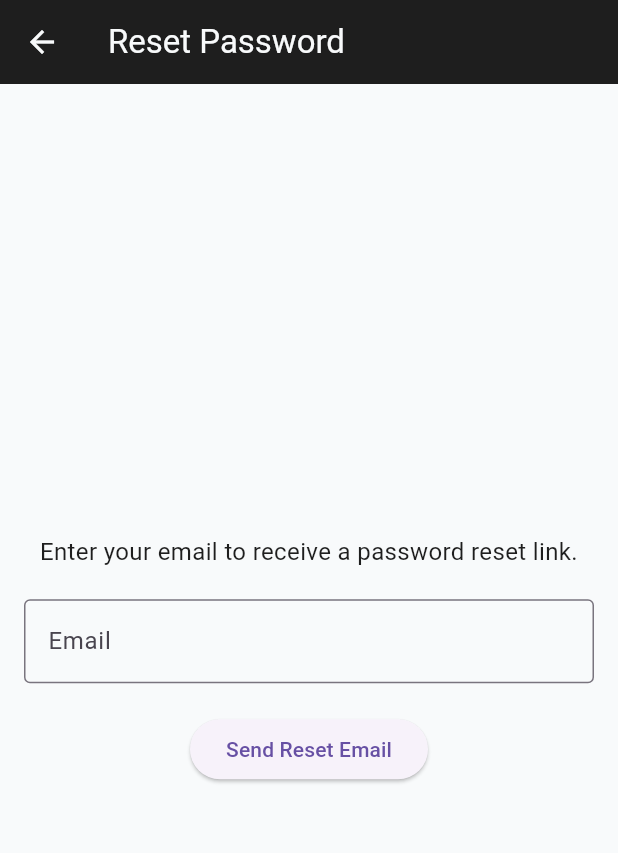
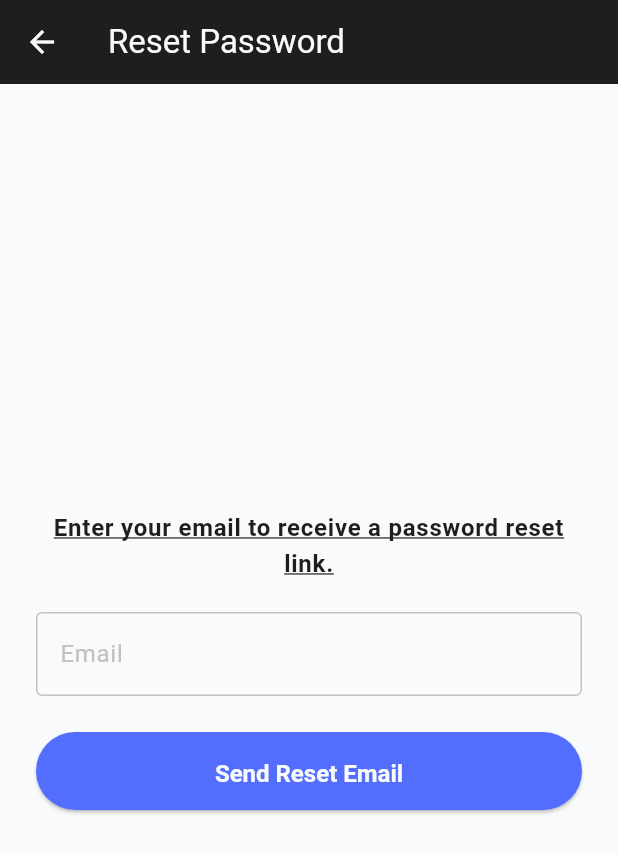
Before and after one commit to enkeleda-bardhi/runBalanced, a Flutter app: the screen it shows after launch, after a tap on "Forgot Password?", on a phone screen of 412 x 824 dp. Shown: the top 853 px of the screen. Run offline on Flutter 3.47's test engine with Material 3 defaults, Android fonts, the phone set to English and light mode, and no system bars; our stand-ins replace cloud_firestore, csv, firebase_auth, firebase_core, fl_chart, image_picker and 1 more; accounts and stored records are empty.

Commit message:
fixes in login and signup

```diff
--- a/run_balanced/lib/screens/forgot_password_screen.dart
+++ b/run_balanced/lib/screens/forgot_password_screen.dart
@@ -1,5 +1,6 @@
 import 'package:firebase_auth/firebase_auth.dart';
 import 'package:flutter/material.dart';
+import 'package:run_balanced/theme/theme.dart';
 
 class ForgotPasswordScreen extends StatelessWidget {
   ForgotPasswordScreen({super.key});
@@ -12,16 +13,16 @@ class ForgotPasswordScreen extends StatelessWidget {
     if (email.isEmpty) {
       ScaffoldMessenger.of(
         context,
-      ).showSnackBar(SnackBar(content: Text('Please enter your email.')));
+      ).showSnackBar(const SnackBar(content: Text('Please enter your email.')));
       return;
     }
 
     try {
       await FirebaseAuth.instance.sendPasswordResetEmail(email: email);
-      ScaffoldMessenger.of(
-        context,
-      ).showSnackBar(SnackBar(content: Text('Password reset email sent.')));
-      Navigator.pop(context); // Go back to login screen
+      ScaffoldMessenger.of(context).showSnackBar(
+        const SnackBar(content: Text('Password reset email sent.')),
+      );
+      Navigator.pop(context);
     } on FirebaseAuthException catch (e) {
       ScaffoldMessenger.of(context).showSnackBar(
         SnackBar(content: Text(e.message ?? 'Something went wrong')),
@@ -31,31 +32,36 @@ class ForgotPasswordScreen extends StatelessWidget {
 
   @override
   Widget build(BuildContext context) {
+    final theme = Theme.of(context);
+
     return Scaffold(
-      appBar: AppBar(title: Text('Reset Password')),
+      appBar: AppBar(title: const Text('Reset Password')),
       body: Padding(
-        padding: const EdgeInsets.all(16.0),
+        padding: const EdgeInsets.all(AppSpacing.lg),
         child: Column(
           mainAxisAlignment: MainAxisAlignment.center,
           children: [
             Text(
               'Enter your email to receive a password reset link.',
-              style: TextStyle(fontSize: 16),
+              style: theme.textTheme.bodyLarge?.copyWith(
+                fontWeight: FontWeight.w600,
+                decoration: TextDecoration.underline,
+              ),
               textAlign: TextAlign.center,
             ),
-            SizedBox(height: 20),
+            const SizedBox(height: 20),
             TextField(
               controller: emailController,
-              decoration: InputDecoration(
-                labelText: 'Email',
-                border: OutlineInputBorder(),
-              ),
+              decoration: InputDecoration(labelText: 'Email'),
               keyboardType: TextInputType.emailAddress,
             ),
-            SizedBox(height: 20),
-            ElevatedButton(
-              onPressed: () => sendPasswordReset(context),
-              child: Text('Send Reset Email'),
+            const SizedBox(height: 24),
+            SizedBox(
+              width: double.infinity,
+              child: ElevatedButton(
+                onPressed: () => sendPasswordReset(context),
+                child: const Text('Send Reset Email'),
+              ),
             ),
           ],
         ),
--- a/run_balanced/lib/screens/homepage_screen.dart
+++ b/run_balanced/lib/screens/homepage_screen.dart
@@ -3,6 +3,7 @@ import 'package:firebase_auth/firebase_auth.dart';
 import 'package:flutter/material.dart';
 import 'package:provider/provider.dart';
 import 'package:run_balanced/providers/user_profile_provider.dart';
+import 'package:run_balanced/screens/login_screen.dart';
 import 'package:run_balanced/theme/theme_provider.dart';
 import 'training_screen.dart';
 import 'programs_screen.dart';
@@ -171,6 +172,10 @@ class _HomeScreenState extends State<HomeScreen> {
               onTap: () async {
                 Navigator.pop(context);
                 await FirebaseAuth.instance.signOut();
+                Navigator.pushReplacement(
+                  context,
+                  MaterialPageRoute(builder: (_) => LoginScreen()),
+                );
               },
             ),
 
--- a/run_balanced/lib/screens/login_screen.dart
+++ b/run_balanced/lib/screens/login_screen.dart
@@ -1,9 +1,8 @@
+import 'package:flutter/material.dart';
 import 'package:firebase_auth/firebase_auth.dart';
-import 'package:flutter/material.dart';
 import 'package:run_balanced/screens/signup_screen.dart';
 import 'package:run_balanced/screens/forgot_password_screen.dart';
-
-const double kDefaultPadding = 16.0;
+import 'package:run_balanced/theme/theme.dart';
 
 class LoginScreen extends StatelessWidget {
   LoginScreen({super.key});
@@ -17,7 +16,6 @@ class LoginScreen extends StatelessWidget {
         email: emailController.text.trim(),
         password: passwordController.text.trim(),
       );
-      // On success, you can navigate to your home screen
     } on FirebaseAuthException catch (e) {
       ScaffoldMessenger.of(
         context,
@@ -27,6 +25,7 @@ class LoginScreen extends StatelessWidget {
 
   @override
   Widget build(BuildContext context) {
+    final theme = Theme.of(context);
     return Scaffold(
       appBar: AppBar(
         title: Column(
@@ -34,11 +33,15 @@ class LoginScreen extends StatelessWidget {
           children: [
             Text(
               'Login Run Balanced',
-              style: TextStyle(fontSize: 20, fontWeight: FontWeight.bold),
+              style: AppTextStyles.headline2.copyWith(
+                color: theme.appBarTheme.titleTextStyle?.color,
+              ),
             ),
             Text(
               'Welcome back!',
-              style: TextStyle(fontSize: 14, fontWeight: FontWeight.normal),
+              style: AppTextStyles.caption.copyWith(
+                color: theme.appBarTheme.titleTextStyle?.color,
+              ),
             ),
           ],
         ),
@@ -46,28 +49,22 @@ class LoginScreen extends StatelessWidget {
       ),
       body: SafeArea(
         child: Padding(
-          padding: const EdgeInsets.all(kDefaultPadding),
+          padding: const EdgeInsets.all(AppSpacing.md),
           child: Column(
             mainAxisAlignment: MainAxisAlignment.center,
             children: [
               TextField(
                 controller: emailController,
-                decoration: InputDecoration(
-                  labelText: 'Email',
-                  border: OutlineInputBorder(),
-                ),
+                decoration: InputDecoration(labelText: 'Email'),
                 keyboardType: TextInputType.emailAddress,
               ),
-              SizedBox(height: kDefaultPadding),
+              const SizedBox(height: AppSpacing.md),
               TextField(
                 controller: passwordController,
-                decoration: InputDecoration(
-                  labelText: 'Password',
-                  border: OutlineInputBorder(),
-                ),
+                decoration: InputDecoration(labelText: 'Password'),
                 obscureText: true,
               ),
-              SizedBox(height: 8),
+              const SizedBox(height: 8),
               Align(
                 alignment: Alignment.centerRight,
                 child: TextButton(
@@ -82,11 +79,11 @@ class LoginScreen extends StatelessWidget {
                   child: Text('Forgot Password?'),
                 ),
               ),
-              SizedBox(height: kDefaultPadding),
+              const SizedBox(height: AppSpacing.md),
               Row(
                 mainAxisAlignment: MainAxisAlignment.center,
                 children: [
-                  Text("Don't have an account yet? "),
+                  const Text("Don't have an account yet? "),
                   GestureDetector(
                     onTap: () {
                       Navigator.push(
@@ -97,7 +94,7 @@ class LoginScreen extends StatelessWidget {
                     child: Text(
                       'Sign up',
                       style: TextStyle(
-                        color: Theme.of(context).primaryColor,
+                        color: theme.primaryColor,
                         fontWeight: FontWeight.bold,
                         decoration: TextDecoration.underline,
                       ),
@@ -105,12 +102,15 @@ class LoginScreen extends StatelessWidget {
                   ),
                 ],
               ),
-              SizedBox(height: kDefaultPadding),
-              ElevatedButton(
-                onPressed: () async {
-                  await loginUserWithEmailAndPassword(context);
-                },
-                child: Text('Login'),
+              const SizedBox(height: AppSpacing.md * 1.5),
+              SizedBox(
+                width: double.infinity,
+                child: ElevatedButton(
+                  onPressed: () async {
+                    await loginUserWithEmailAndPassword(context);
+                  },
+                  child: const Text('Login'),
+                ),
               ),
             ],
           ),
--- a/run_balanced/lib/screens/signup_screen.dart
+++ b/run_balanced/lib/screens/signup_screen.dart
@@ -1,8 +1,7 @@
 import 'package:firebase_auth/firebase_auth.dart';
 import 'package:flutter/material.dart';
 import 'package:run_balanced/screens/profile_screen.dart';
-
-const double kDefaultPadding = 16.0;
+import 'package:run_balanced/theme/theme.dart';
 
 class SignupScreen extends StatefulWidget {
   const SignupScreen({super.key});
@@ -56,43 +55,37 @@ class _SignupScreenState extends State<SignupScreen> {
     return Scaffold(
       appBar: AppBar(title: Text('Sign Up')),
       body: Padding(
-        padding: const EdgeInsets.all(kDefaultPadding),
+        padding: const EdgeInsets.all(AppSpacing.md),
         child: Form(
           key: _formKey,
           child: ListView(
             children: [
               TextFormField(
                 controller: emailController,
-                decoration: InputDecoration(
-                  labelText: 'Email',
-                  border: OutlineInputBorder(),
-                ),
+                decoration: InputDecoration(labelText: 'Email'),
                 validator: (value) => value!.isEmpty ? 'Required' : null,
                 keyboardType: TextInputType.emailAddress,
               ),
-              SizedBox(height: kDefaultPadding),
+              SizedBox(height: AppSpacing.md),
               TextFormField(
                 controller: passwordController,
                 obscureText: true,
-                decoration: InputDecoration(
-                  labelText: 'Password',
-                  border: OutlineInputBorder(),
-                ),
+                decoration: InputDecoration(labelText: 'Password'),
                 validator: (value) {
-                  if (value != null && value.isNotEmpty && value.length < 6) {
+                  if (value == null || value.isEmpty) {
+                    return 'Password is required';
+                  }
+                  if (value.length < 6) {
                     return 'Password must be at least 6 characters';
                   }
                   return null;
                 },
               ),
-              SizedBox(height: kDefaultPadding),
+              SizedBox(height: AppSpacing.md),
               TextFormField(
                 controller: confirmPasswordController,
                 obscureText: true,
-                decoration: InputDecoration(
-                  labelText: 'Confirm Password',
-                  border: OutlineInputBorder(),
-                ),
+                decoration: InputDecoration(labelText: 'Confirm Password'),
                 validator: (value) {
                   if (passwordController.text.isNotEmpty &&
                       value != passwordController.text) {
--- a/run_balanced/lib/theme/theme.dart
+++ b/run_balanced/lib/theme/theme.dart
@@ -7,9 +7,10 @@ class AppColors {
   static const Color secondary = Colors.lightBlueAccent;
   static const Color tertiary = Color.fromARGB(255, 193, 193, 193);
 
+  static const Color secondaryLight = Color.fromARGB(255, 196, 224, 247);
+
   // Others
   static const Color error = Colors.redAccent;
-
 
   // Fitness-specific colors
   static const Color heartRate = Color(0xFFE53E3E);
@@ -33,10 +34,7 @@ class AppColors {
   static const Color onSurface = Color.fromARGB(255, 30, 30, 30);
 
   // Timer specific gradients (using your primary color)
-  static const List<Color> timerGradient = [
-    primary,
-    secondary,
-  ];
+  static const List<Color> timerGradient = [primary, secondary];
 
   static const List<Color> timerGradientDark = [
     Color.fromARGB(255, 52, 36, 94), // Darker purple for dark mode
@@ -142,23 +140,79 @@ ThemeData lightMode = ThemeData(
   ),
 
   cardColor: AppColors.tertiary,
+  elevatedButtonTheme: ElevatedButtonThemeData(
+    style: ElevatedButton.styleFrom(
+      backgroundColor: AppColors.primary,
+      foregroundColor: AppColors.surface,
+      padding: const EdgeInsets.symmetric(vertical: 14),
+      textStyle: AppTextStyles.body1.copyWith(
+        fontWeight: FontWeight.bold,
+        color: AppColors.surface,
+      ),
+    ),
+  ),
+  textButtonTheme: TextButtonThemeData(
+    style: ButtonStyle(
+      foregroundColor: WidgetStateProperty.all(AppColors.primary),
+      textStyle: WidgetStateProperty.resolveWith<TextStyle>((states) {
+        if (states.contains(WidgetState.hovered)) {
+          return AppTextStyles.body1.copyWith(
+            fontWeight: FontWeight.w500,
+            decoration: TextDecoration.underline,
+          );
+        }
+        return AppTextStyles.body1.copyWith(fontWeight: FontWeight.w500);
+      }),
+      overlayColor: WidgetStateProperty.all(Colors.transparent),
+      shape: WidgetStateProperty.all(
+        RoundedRectangleBorder(borderRadius: BorderRadius.zero),
+      ),
+      padding: WidgetStateProperty.all(EdgeInsets.zero),
+    ),
+  ),
+  inputDecorationTheme: InputDecorationTheme(
+    focusedBorder: OutlineInputBorder(
+      borderSide: BorderSide(color: AppColors.secondaryLight, width: 2),
+      borderRadius: BorderRadius.circular(4),
+    ),
+    enabledBorder: OutlineInputBorder(
+      borderSide: BorderSide(color: AppColors.tertiary, width: 1),
+      borderRadius: BorderRadius.circular(4),
+    ),
+    errorBorder: OutlineInputBorder(
+      borderSide: BorderSide(
+        color: const Color.fromARGB(255, 185, 0, 0),
+        width: 2,
+      ),
+      borderRadius: BorderRadius.circular(4),
+    ),
+    focusedErrorBorder: OutlineInputBorder(
+      borderSide: BorderSide(
+        color: const Color.fromARGB(255, 185, 0, 0),
+        width: 2,
+      ),
+      borderRadius: BorderRadius.circular(4),
+    ),
+    labelStyle: TextStyle(color: AppColors.tertiary), // Normal label style
+    floatingLabelStyle: TextStyle(
+      color: AppColors.tertiary,
+    ), // Label color when focused
+  ),
 );
 
 ThemeData darkMode = ThemeData(
-  useMaterial3: true, // Keep Material 3 enabled
+  useMaterial3: true,
   brightness: Brightness.dark,
   primaryColor: AppColors.primary,
-  scaffoldBackgroundColor: AppColors.onSurface,
+  scaffoldBackgroundColor: AppColors.onSurface, // dark background
   canvasColor: AppColors.onSurface,
-  // FIX: Use a light color for icons to be visible on a dark background
-  iconTheme: IconThemeData(color: AppColors.surface),
+  iconTheme: IconThemeData(color: AppColors.surface), // light icons
   appBarTheme: AppBarTheme(
-    backgroundColor: AppColors.surface,
-    foregroundColor: AppColors.onSurface,
-    // FIX: Make AppBar icons match the title color for consistency
-    iconTheme: IconThemeData(color: AppColors.onSurface),
+    backgroundColor: AppColors.onSurface, // dark app bar background
+    foregroundColor: AppColors.surface, // light text/icons
+    iconTheme: IconThemeData(color: AppColors.surface),
     titleTextStyle: TextStyle(
-      color: AppColors.onSurface,
+      color: AppColors.surface,
       fontSize: AppTextStyles.appBarTitleSize,
     ),
   ),
@@ -183,7 +237,66 @@ ThemeData darkMode = ThemeData(
       color: AppColors.surface,
     ),
   ),
-
-  focusColor: AppColors.primary,
-  cardColor: AppColors.secondary,
+  cardColor: Colors.grey[850], // darker card color for dark theme
+  elevatedButtonTheme: ElevatedButtonThemeData(
+    style: ElevatedButton.styleFrom(
+      backgroundColor: AppColors.primary,
+      foregroundColor: AppColors.surface,
+      padding: const EdgeInsets.symmetric(vertical: 14),
+      textStyle: AppTextStyles.body1.copyWith(
+        fontWeight: FontWeight.bold,
+        color: AppColors.surface,
+      ),
+    ),
+  ),
+  textButtonTheme: TextButtonThemeData(
+    style: ButtonStyle(
+      foregroundColor: WidgetStateProperty.all(AppColors.secondary),
+      textStyle: WidgetStateProperty.resolveWith<TextStyle>((states) {
+        if (states.contains(WidgetState.hovered)) {
+          return AppTextStyles.body1.copyWith(
+            fontWeight: FontWeight.w500,
+            decoration: TextDecoration.underline,
+          );
+        }
+        return AppTextStyles.body1.copyWith(fontWeight: FontWeight.w500);
+      }),
+      overlayColor: WidgetStateProperty.all(Colors.transparent),
+      shape: WidgetStateProperty.all(
+        RoundedRectangleBorder(borderRadius: BorderRadius.zero),
+      ),
+      padding: WidgetStateProperty.all(EdgeInsets.zero),
+    ),
+  ),
+  inputDecorationTheme: InputDecorationTheme(
+    focusedBorder: OutlineInputBorder(
+      borderSide: BorderSide(
+        color: AppColors.secondary.withAlpha((0.7 * 255).round()),
+        width: 2,
+      ),
+      borderRadius: BorderRadius.circular(4),
+    ),
+    enabledBorder: OutlineInputBorder(
+      borderSide: BorderSide(color: Colors.grey.shade600, width: 1),
+      borderRadius: BorderRadius.circular(4),
+    ),
+    errorBorder: OutlineInputBorder(
+      borderSide: BorderSide(
+        color: const Color.fromARGB(255, 185, 0, 0),
+        width: 2,
+      ),
+      borderRadius: BorderRadius.circular(4),
+    ),
+    focusedErrorBorder: OutlineInputBorder(
+      borderSide: BorderSide(
+        color: const Color.fromARGB(255, 185, 0, 0),
+        width: 2,
+      ),
+      borderRadius: BorderRadius.circular(4),
+    ),
+    labelStyle: TextStyle(color: Colors.grey.shade400),
+    floatingLabelStyle: TextStyle(
+      color: Colors.grey.shade400.withAlpha((0.7 * 255).round()),
+    ),
+  ),
 );
```
Also changed, not shown: run_balanced/lib/main.dart (+10 -5 lines).
